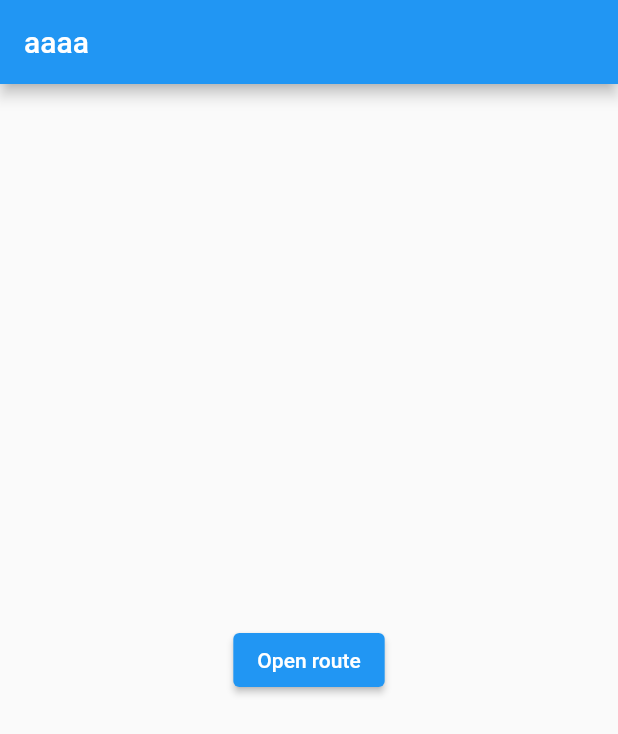
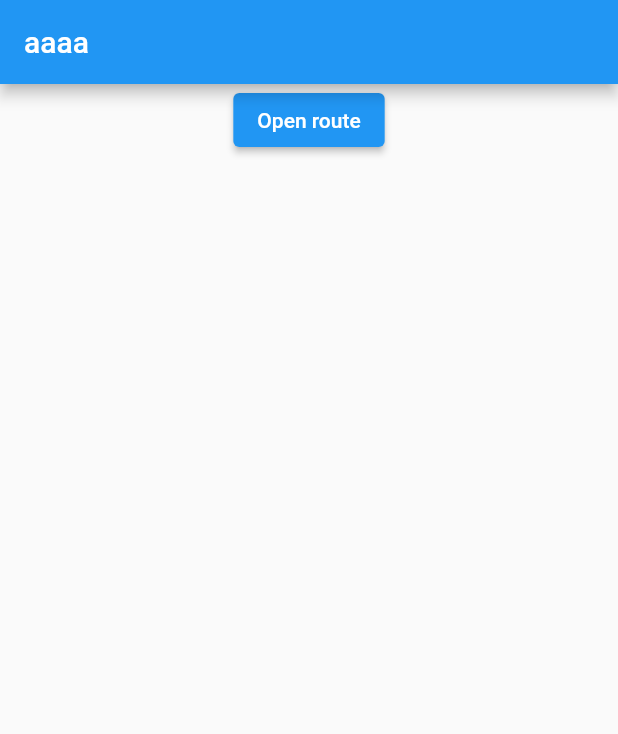
Before and after one commit to mpietrowiak/flutter-fun-test, a Flutter app: the screen it shows after launch, on a phone screen of 412 x 824 dp. Shown: the top 734 px of the screen. Run offline on Flutter 3.47's test engine with Material 2 defaults, Android fonts, the phone set to English and light mode, and no system bars; our stand-ins replace cloud_firestore, firebase_core; accounts and stored records are empty; generated files the repository leaves out were written again.

```diff
--- a/lib/main.dart
+++ b/lib/main.dart
@@ -3,6 +3,7 @@ import 'package:firebase_core/firebase_core.dart';
 import 'firebase_options.dart';
 import 'package:flutter/material.dart';
 import 'package:flutter_application_1/firebase_options.dart';
+import 'widget.dart';
 
 void main() async {
   WidgetsFlutterBinding.ensureInitialized();
@@ -23,7 +24,9 @@ class FirstRoute extends StatelessWidget {
           title: const Text("aaaa"),
         ),
         body: Center(
-        child: ElevatedButton(
+            child: Column(children: [
+          UserInformation(),
+          ElevatedButton(
             child: const Text('Open route'),
             onPressed: () {
               Navigator.push(
@@ -32,8 +35,7 @@ class FirstRoute extends StatelessWidget {
               );
             },
           ),
-      ),
-    );
+        ])));
   }
 }
 
```
Also changed, not shown: lib/widget.dart (added, +40 -0 lines). Lines whose indentation alone changed are shown as unchanged.
